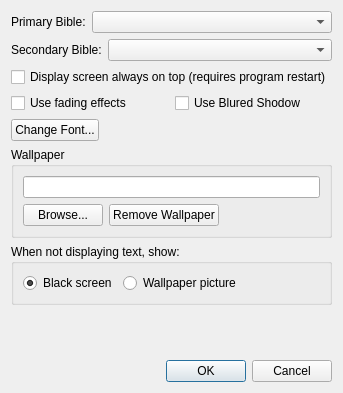
Old version of the form src/settingsdialog.ui in the repository SoftProjector/src.
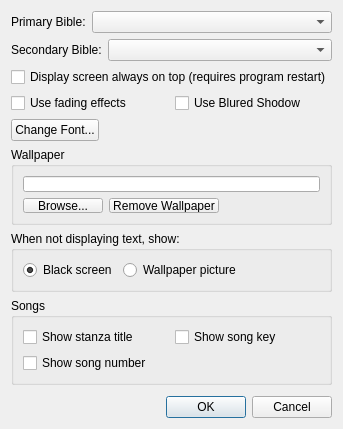
New version of the form.

Commit message: Added song setting: Show stanza title, Show song number, Show song key. TODO: save song settings

```diff
--- a/src/settingsdialog.ui
+++ b/src/settingsdialog.ui
@@ -7,7 +7,7 @@
     <x>0</x>
     <y>0</y>
     <width>328</width>
-    <height>393</height>
+    <height>429</height>
    </rect>
   </property>
   <property name="windowTitle">
@@ -196,6 +196,36 @@
      </layout>
     </widget>
    </item>
+   <item>
+    <widget class="QGroupBox" name="groupBox_2">
+     <property name="title">
+      <string>Songs</string>
+     </property>
+     <layout class="QGridLayout" name="gridLayout_2">
+      <item row="0" column="0">
+       <widget class="QCheckBox" name="stanza_title_checkBox">
+        <property name="text">
+         <string>Show stanza title</string>
+        </property>
+       </widget>
+      </item>
+      <item row="1" column="0">
+       <widget class="QCheckBox" name="song_number_checkBox">
+        <property name="text">
+         <string>Show song number</string>
+        </property>
+       </widget>
+      </item>
+      <item row="0" column="1">
+       <widget class="QCheckBox" name="song_key_checkBox">
+        <property name="text">
+         <string>Show song key</string>
+        </property>
+       </widget>
+      </item>
+     </layout>
+    </widget>
+   </item>
    <item>
     <spacer name="verticalSpacer">
      <property name="orientation">
```
The commit also changes 3 other files.
